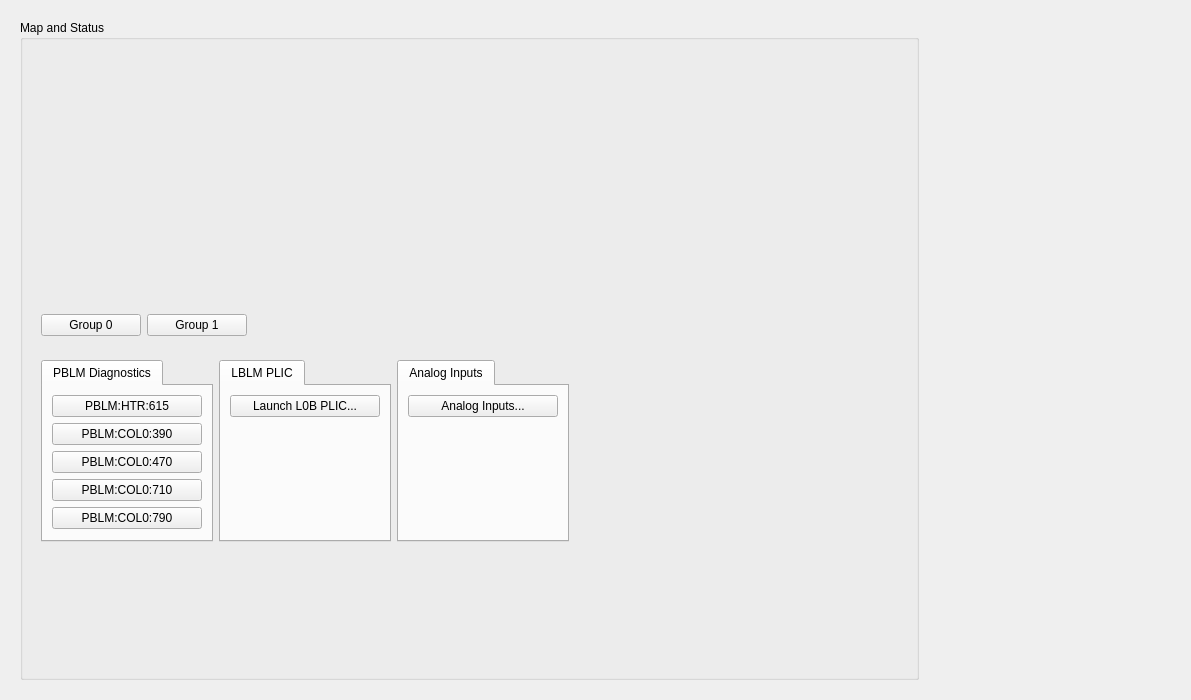
ad-build-test/pydm-mps, file l0b_main.ui: the form before one commit.
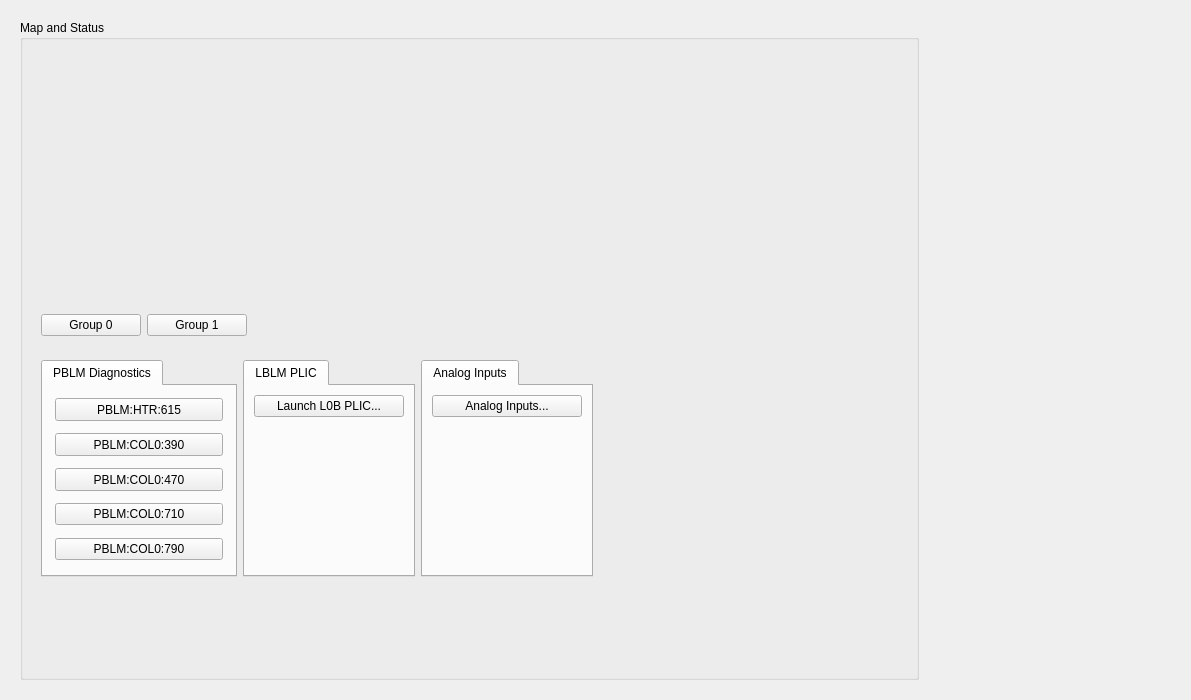
The form after the commit. Custom widgets are drawn as their Qt base class.

The edit to the form file:
```diff
--- a/l0b_main.ui
+++ b/l0b_main.ui
@@ -64,78 +64,38 @@
                 <string>PBLM Diagnostics</string>
                </attribute>
                <layout class="QGridLayout" name="gridLayout_10">
-                <item row="0" column="0">
-                 <widget class="PyDMEDMDisplayButton" name="PyDMEDMDisplayButton_5">
-                  <property name="minimumSize">
-                   <size>
-                    <width>150</width>
-                    <height>20</height>
-                   </size>
-                  </property>
-                  <property name="toolTip">
-                   <string/>
-                  </property>
-                  <property name="text">
-                   <string>PBLM:HTR:615</string>
-                  </property>
-                  <property name="filenames" stdset="0">
-                   <stringlist>
-                    <string>$EDM/bcs/bcs_pblm_status.edl</string>
-                   </stringlist>
-                  </property>
-                  <property name="titles" stdset="0">
-                   <stringlist/>
-                  </property>
-                  <property name="showIcon" stdset="0">
-                   <bool>false</bool>
-                  </property>
-                  <property name="macros" stdset="0">
-                   <stringlist>
-                    <string>BLM=PBLM:HTR:615</string>
-                   </stringlist>
-                  </property>
-                  <property name="openInNewWindow" stdset="0">
-                   <bool>true</bool>
-                  </property>
-                 </widget>
-                </item>
-                <item row="1" column="0">
-                 <widget class="PyDMEDMDisplayButton" name="PyDMEDMDisplayButton">
-                  <property name="minimumSize">
-                   <size>
-                    <width>150</width>
-                    <height>20</height>
-                   </size>
-                  </property>
-                  <property name="toolTip">
-                   <string/>
-                  </property>
-                  <property name="text">
-                   <string>PBLM:COL0:390</string>
-                  </property>
-                  <property name="filenames" stdset="0">
-                   <stringlist>
-                    <string>$EDM/bcs/bcs_pblm_status.edl</string>
-                   </stringlist>
-                  </property>
-                  <property name="titles" stdset="0">
-                   <stringlist/>
-                  </property>
-                  <property name="showIcon" stdset="0">
-                   <bool>false</bool>
-                  </property>
-                  <property name="macros" stdset="0">
-                   <stringlist>
-                    <string>BLM=PBLM:COL0:390</string>
-                   </stringlist>
-                  </property>
-                  <property name="openInNewWindow" stdset="0">
-                   <bool>true</bool>
-                  </property>
-                 </widget>
-                </item>
                 <item row="2" column="0">
+                 <widget class="PyDMFrame" name="PyDMFrame_3">
+                  <property name="minimumSize">
+                   <size>
+                    <width>174</width>
+                    <height>29</height>
+                   </size>
+                  </property>
+                  <property name="maximumSize">
+                   <size>
+                    <width>174</width>
+                    <height>29</height>
+                   </size>
+                  </property>
+                  <property name="toolTip">
+                   <string/>
+                  </property>
+                  <property name="alarmSensitiveBorder" stdset="0">
+                   <bool>true</bool>
+                  </property>
+                  <property name="channel" stdset="0">
+                   <string>PBLM:COL0:470:UP_TIME_SECSUM</string>
+                  </property>
                  <widget class="PyDMEDMDisplayButton" name="PyDMEDMDisplayButton_2">
+                   <property name="geometry">
+                    <rect>
+                     <x>3</x>
+                     <y>3</y>
+                     <width>168</width>
+                     <height>23</height>
+                    </rect>
+                   </property>
                   <property name="minimumSize">
                    <size>
                     <width>150</width>
@@ -170,9 +130,106 @@
                    <bool>true</bool>
                   </property>
                  </widget>
+                 </widget>
+                </item>
+                <item row="0" column="0">
+                 <widget class="PyDMFrame" name="PyDMFrame">
+                  <property name="minimumSize">
+                   <size>
+                    <width>174</width>
+                    <height>29</height>
+                   </size>
+                  </property>
+                  <property name="maximumSize">
+                   <size>
+                    <width>174</width>
+                    <height>29</height>
+                   </size>
+                  </property>
+                  <property name="toolTip">
+                   <string/>
+                  </property>
+                  <property name="alarmSensitiveBorder" stdset="0">
+                   <bool>true</bool>
+                  </property>
+                  <property name="channel" stdset="0">
+                   <string>PBLM:HTR:615:UP_TIME_SECSUM</string>
+                  </property>
+                  <widget class="PyDMEDMDisplayButton" name="PyDMEDMDisplayButton_5">
+                   <property name="geometry">
+                    <rect>
+                     <x>3</x>
+                     <y>3</y>
+                     <width>168</width>
+                     <height>23</height>
+                    </rect>
+                   </property>
+                   <property name="minimumSize">
+                    <size>
+                     <width>150</width>
+                     <height>20</height>
+                    </size>
+                   </property>
+                   <property name="toolTip">
+                    <string/>
+                   </property>
+                   <property name="text">
+                    <string>PBLM:HTR:615</string>
+                   </property>
+                   <property name="filenames" stdset="0">
+                    <stringlist>
+                     <string>$EDM/bcs/bcs_pblm_status.edl</string>
+                    </stringlist>
+                   </property>
+                   <property name="titles" stdset="0">
+                    <stringlist/>
+                   </property>
+                   <property name="showIcon" stdset="0">
+                    <bool>false</bool>
+                   </property>
+                   <property name="macros" stdset="0">
+                    <stringlist>
+                     <string>BLM=PBLM:HTR:615</string>
+                    </stringlist>
+                   </property>
+                   <property name="openInNewWindow" stdset="0">
+                    <bool>true</bool>
+                   </property>
+                  </widget>
+                 </widget>
                 </item>
                 <item row="3" column="0">
+                 <widget class="PyDMFrame" name="PyDMFrame_4">
+                  <property name="minimumSize">
+                   <size>
+                    <width>174</width>
+                    <height>29</height>
+                   </size>
+                  </property>
+                  <property name="maximumSize">
+                   <size>
+                    <width>174</width>
+                    <height>29</height>
+                   </size>
+                  </property>
+                  <property name="toolTip">
+                   <string/>
+                  </property>
+                  <property name="alarmSensitiveBorder" stdset="0">
+                   <bool>true</bool>
+                  </property>
+                  <property name="channel" stdset="0">
+                   <string>PBLM:COL0:710:UP_TIME_SECSUM</string>
+                  </property>
                  <widget class="PyDMEDMDisplayButton" name="PyDMEDMDisplayButton_3">
+                   <property name="geometry">
+                    <rect>
+                     <x>3</x>
+                     <y>3</y>
+                     <width>168</width>
+                     <height>22</height>
+                    </rect>
+                   </property>
                   <property name="minimumSize">
                    <size>
                     <width>150</width>
@@ -207,9 +264,40 @@
                    <bool>true</bool>
                   </property>
                  </widget>
+                 </widget>
                 </item>
                 <item row="4" column="0">
+                 <widget class="PyDMFrame" name="PyDMFrame_5">
+                  <property name="minimumSize">
+                   <size>
+                    <width>174</width>
+                    <height>29</height>
+                   </size>
+                  </property>
+                  <property name="maximumSize">
+                   <size>
+                    <width>174</width>
+                    <height>29</height>
+                   </size>
+                  </property>
+                  <property name="toolTip">
+                   <string/>
+                  </property>
+                  <property name="alarmSensitiveBorder" stdset="0">
+                   <bool>true</bool>
+                  </property>
+                  <property name="channel" stdset="0">
+                   <string>PBLM:COL0:790:UP_TIME_SECSUM</string>
+                  </property>
                  <widget class="PyDMEDMDisplayButton" name="PyDMEDMDisplayButton_4">
+                   <property name="geometry">
+                    <rect>
+                     <x>3</x>
+                     <y>3</y>
+                     <width>168</width>
+                     <height>22</height>
+                    </rect>
+                   </property>
                   <property name="minimumSize">
                    <size>
                     <width>150</width>
@@ -244,6 +332,73 @@
                    <bool>true</bool>
                   </property>
                  </widget>
+                 </widget>
+                </item>
+                <item row="1" column="0">
+                 <widget class="PyDMFrame" name="PyDMFrame_2">
+                  <property name="minimumSize">
+                   <size>
+                    <width>174</width>
+                    <height>29</height>
+                   </size>
+                  </property>
+                  <property name="maximumSize">
+                   <size>
+                    <width>174</width>
+                    <height>29</height>
+                   </size>
+                  </property>
+                  <property name="toolTip">
+                   <string/>
+                  </property>
+                  <property name="alarmSensitiveBorder" stdset="0">
+                   <bool>true</bool>
+                  </property>
+                  <property name="channel" stdset="0">
+                   <string>PBLM:COL0:390:UP_TIME_SECSUM</string>
+                  </property>
+                  <widget class="PyDMEDMDisplayButton" name="PyDMEDMDisplayButton">
+                   <property name="geometry">
+                    <rect>
+                     <x>3</x>
+                     <y>3</y>
+                     <width>168</width>
+                     <height>23</height>
+                    </rect>
+                   </property>
+                   <property name="minimumSize">
+                    <size>
+                     <width>150</width>
+                     <height>20</height>
+                    </size>
+                   </property>
+                   <property name="toolTip">
+                    <string/>
+                   </property>
+                   <property name="text">
+                    <string>PBLM:COL0:390</string>
+                   </property>
+                   <property name="filenames" stdset="0">
+                    <stringlist>
+                     <string>$EDM/bcs/bcs_pblm_status.edl</string>
+                    </stringlist>
+                   </property>
+                   <property name="titles" stdset="0">
+                    <stringlist/>
+                   </property>
+                   <property name="showIcon" stdset="0">
+                    <bool>false</bool>
+                   </property>
+                   <property name="macros" stdset="0">
+                    <stringlist>
+                     <string>BLM=PBLM:COL0:390</string>
+                    </stringlist>
+                   </property>
+                   <property name="openInNewWindow" stdset="0">
+                    <bool>true</bool>
+                   </property>
+                  </widget>
+                 </widget>
                 </item>
                </layout>
               </widget>
@@ -591,6 +746,12 @@
    <extends>QFrame</extends>
    <header>pydm.widgets.embedded_display</header>
   </customwidget>
+  <customwidget>
+   <class>PyDMFrame</class>
+   <extends>QFrame</extends>
+   <header>pydm.widgets.frame</header>
+   <container>1</container>
+  </customwidget>
   <customwidget>
    <class>PyDMRelatedDisplayButton</class>
    <extends>QPushButton</extends>
```
Lines whose indentation alone changed are shown as unchanged.
